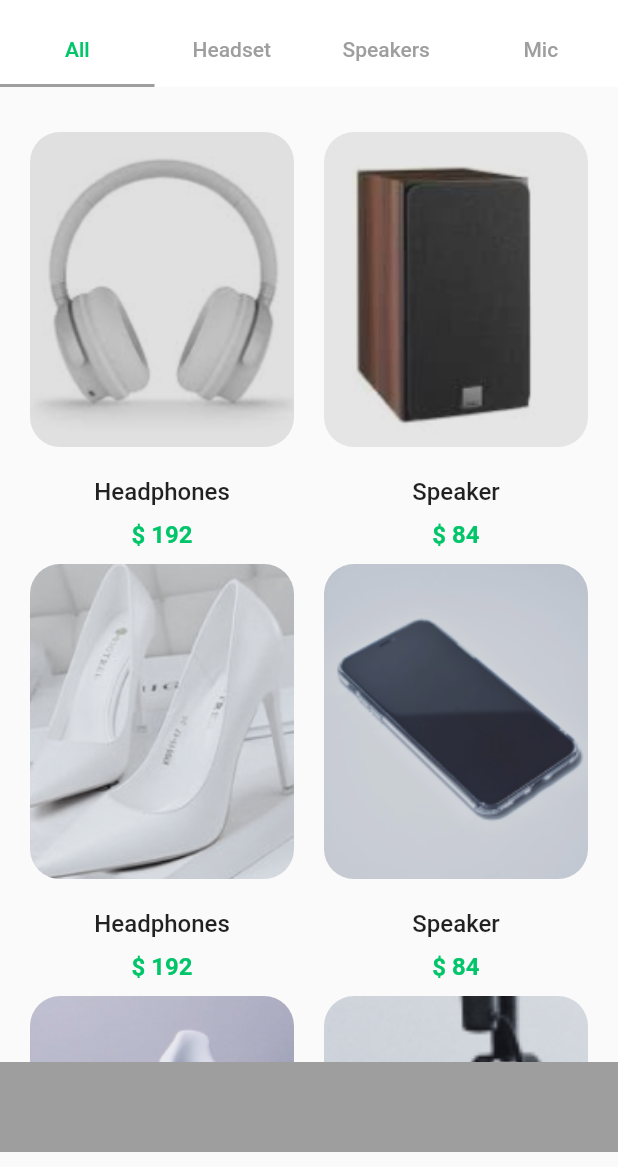
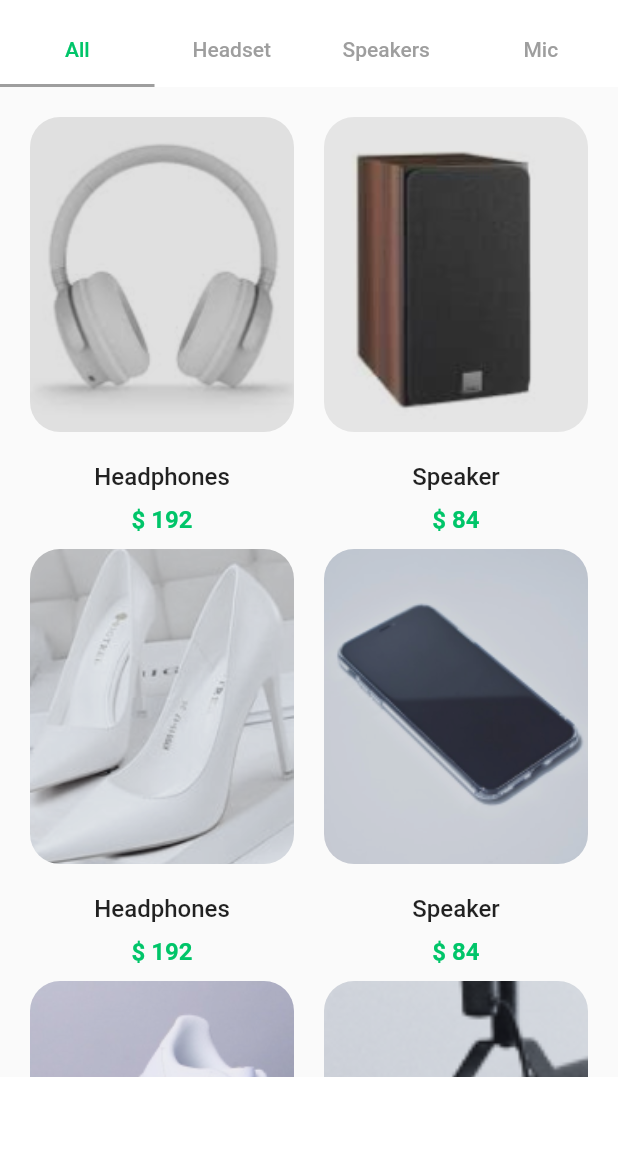
Before and after one commit to malavikaac/Flutter_Shopping_App_UI, a Flutter app: the screen it shows after launch, after a tap on "See All", on a phone screen of 412 x 824 dp, the part 69-1236 px from its top. Run offline on Flutter 3.47's test engine with Material 2 defaults, Android fonts, the phone set to English and light mode, and no system bars; our stand-ins replace flutter_svg.

Commit message:
fix - icons sizes , colors

```diff
--- a/lib/bottom navigation/explore/all_products_page.dart
+++ b/lib/bottom navigation/explore/all_products_page.dart
@@ -12,9 +12,7 @@ class AllProductsPage extends StatefulWidget {
 class _AllProductsPageState extends State<AllProductsPage> {
   @override
   Widget build(BuildContext context) {
-    return  Padding(
-      padding: const EdgeInsets.symmetric(vertical: 10),
-      child: Column(
+    return  Column(
       children: [
         Expanded(
           child: SingleChildScrollView(
@@ -238,10 +236,9 @@ class _AllProductsPageState extends State<AllProductsPage> {
         ),
         Container(
           height: 60,
-            color:myColors.greyTextColor,
+          color:myColors.whiteColor,
         )
       ],
-      ),
     );
   }
 }
--- a/lib/bottom navigation/explore/explore_Page.dart
+++ b/lib/bottom navigation/explore/explore_Page.dart
@@ -76,7 +76,7 @@ class ExplorePage extends StatelessWidget {
                         padding: const EdgeInsets.symmetric(
                             horizontal: 5, vertical: 8),
                         child: myWidget.button(
-                            fontSize: 14,
+                            fontSize: 13,
                             fontWeight: FontWeight.w500,
                             color: myColors.blueColor,
                             onPressed: () {
@@ -91,28 +91,34 @@ class ExplorePage extends StatelessWidget {
                 ),
                 //*******************Products Images*************************/
                   Row(
-                  mainAxisAlignment: MainAxisAlignment.spaceAround,
                         children: [
                           Expanded(
                             child: Column(
-                        crossAxisAlignment: CrossAxisAlignment.start,
                               children: [
-                          SizedBox(
-                              height: 200,
-                              child: Image.asset("assets/images/lamp.png")),
+                                Container(
+                                    margin: const EdgeInsets.all(10),
+                                    height: 210,
+                                    width: double.infinity,
+                                    child: ClipRRect(
+                                      borderRadius: BorderRadius.circular(20),
+                                      child: Image.asset(
+                                        "assets/images/lamp.png",
+                                        fit: BoxFit.fitWidth,
+                                      ),
+                                    )),
                                 const SizedBox(
                                   height: 10,
                                 ),
                                 myWidget.titleText(
                                     fontWeight: FontWeight.w500,
-                              text: " B&o Desk Lamp",
+                                    text: "Desk Lamp",
                                     fontSize: 16), //product name
                                 const SizedBox(
                                   height: 10,
                                 ),
                                 myWidget.titleText(
                                     fontWeight: FontWeight.w600,
-                              text: "\$ 97",
+                                    text: "\$ 92",
                                     fontSize: 16,
                                     color: myColors.greenColor), //product price
                               ],
@@ -120,11 +126,18 @@ class ExplorePage extends StatelessWidget {
                           ),
                           Expanded(
                             child: Column(
-                        crossAxisAlignment: CrossAxisAlignment.start,
                               children: [
-                          SizedBox(
-                              height: 200,
-                              child: Image.asset("assets/images/watch.png")),
+                                Container(
+                                    margin: const EdgeInsets.all(10),
+                                    height: 210,
+                                    width: double.infinity,
+                                    child: ClipRRect(
+                                      borderRadius: BorderRadius.circular(20),
+                                      child: Image.asset(
+                                        "assets/images/watch.png",
+                                        fit: BoxFit.cover,
+                                      ),
+                                    )),
                                 const SizedBox(
                                   height: 10,
                                 ),
@@ -137,7 +150,7 @@ class ExplorePage extends StatelessWidget {
                                 ),
                                 myWidget.titleText(
                                     fontWeight: FontWeight.w600,
-                              text: "\$ 254",
+                                    text: "\$ 84",
                                     fontSize: 16,
                                     color: myColors.greenColor), //product price
                               ],
--- a/lib/bottom navigation/home_page.dart
+++ b/lib/bottom navigation/home_page.dart
@@ -8,6 +8,7 @@ class HomePage extends StatefulWidget {
   const HomePage({Key? key}) : super(key: key);
 
   @override
+  // ignore: library_private_types_in_public_api
   _HomePageState createState() => _HomePageState();
 }
 
@@ -22,9 +23,11 @@ class _HomePageState extends State<HomePage> {
 
   @override
   Widget build(BuildContext context) {
-    return Scaffold(
-      body: pages[pageIndex],
-      bottomNavigationBar: buildMyNavBar(context),
+    return SafeArea(
+      child: Scaffold(
+        body: pages[pageIndex],
+        bottomNavigationBar: buildMyNavBar(context),
+      ),
     );
   }
 //********************Bottom navigation****************** */
--- a/lib/constants/widgets.dart
+++ b/lib/constants/widgets.dart
@@ -7,17 +7,18 @@ final myWidget = MyWidget();
 class MyWidget {
   Widget searchField() {
     return Container(
-        height: 40,
         padding: const EdgeInsets.symmetric(horizontal: 10),
         decoration: BoxDecoration(
             color: myColors.searchFieldColor,
             borderRadius: BorderRadius.circular(30)),
-        child: TextFormField(
-          decoration: const InputDecoration(
-              prefixIcon: Icon(Icons.search),
-              hintText: "Search",
-              disabledBorder: InputBorder.none,
-              border: InputBorder.none),
+        child: Center(
+          child: TextFormField(
+            decoration: const InputDecoration(
+                prefixIcon: Icon(Icons.search, size: 20),
+                hintText: "Search",
+                disabledBorder: InputBorder.none,
+                border: InputBorder.none),
+          ),
         ));
   }
 
@@ -82,7 +83,7 @@ class MyWidget {
           ),
           BoxShadow(
             color: myColors.shadowColor2,
-            blurRadius: 3,
+            blurRadius: 1,
             offset: const Offset(0, 1),
             spreadRadius: 0,
           ),
@@ -95,19 +96,19 @@ class MyWidget {
           BoxShadow(
             color: myColors.shadowColor4,
             blurRadius: 7,
-            offset: const Offset(3, 11),
+            offset: const Offset(3, 5),
             spreadRadius: 0,
           ),
           BoxShadow(
             color: myColors.shadowColor5,
             blurRadius: 8,
-            offset: const Offset(5, 19),
+            offset: const Offset(5, 10),
             spreadRadius: 0,
           ),
           BoxShadow(
             color: myColors.shadowColor6,
-            blurRadius: 9,
-            offset: const Offset(7, 30),
+            blurRadius: 5,
+            offset: const Offset(7, 10),
             spreadRadius: 0,
           )
         ],
@@ -116,7 +117,7 @@ class MyWidget {
         backgroundColor: myColors.whiteColor,
         maxRadius: 25,
         child: Center(
-          child: SvgPicture.asset(asset, height: 35),
+          child: SvgPicture.asset(asset, height: 30),
         ),
       ),
     );
```
Lines whose indentation alone changed are shown as unchanged.
